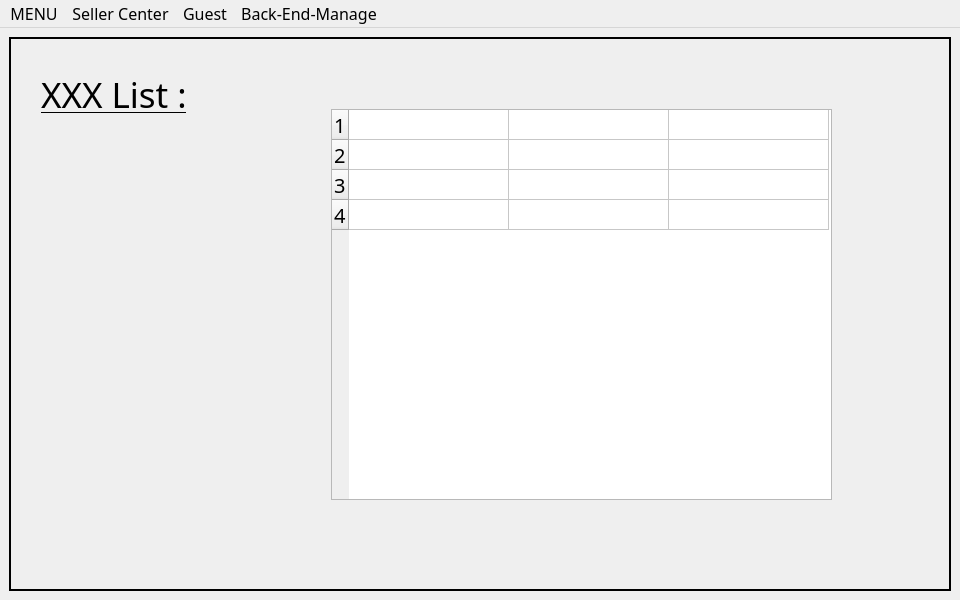
Qt form mainwindow.ui (freefrit/AOOP_DogeShop) before a commit.
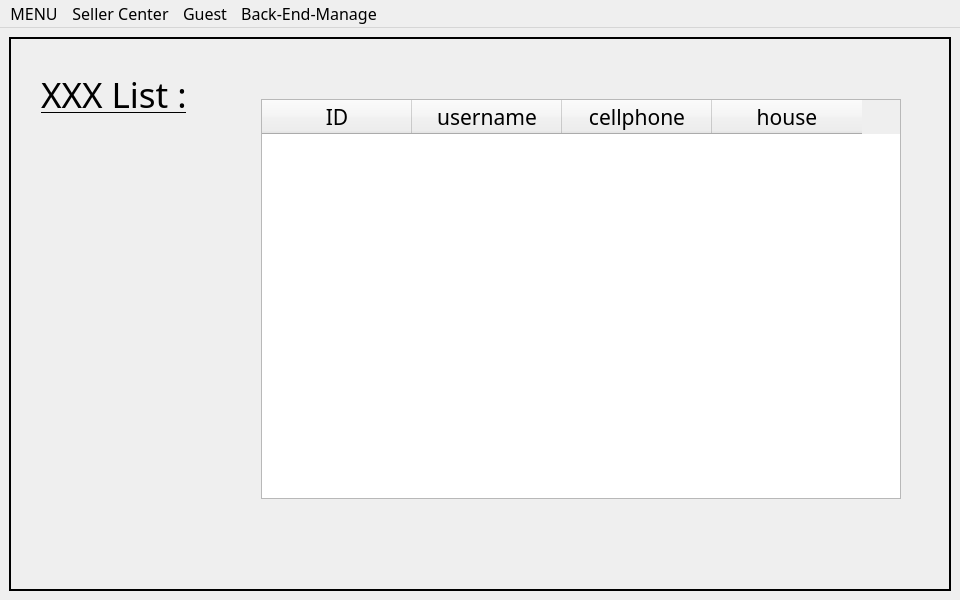
The same form after that commit.

Patch:
```diff
--- a/mainwindow.ui
+++ b/mainwindow.ui
@@ -784,16 +784,16 @@
        <widget class="QTableWidget" name="tableWidget_C_S_list">
         <property name="geometry">
          <rect>
-          <x>320</x>
-          <y>70</y>
-          <width>501</width>
-          <height>391</height>
+          <x>250</x>
+          <y>60</y>
+          <width>640</width>
+          <height>400</height>
          </rect>
         </property>
         <property name="font">
          <font>
           <family>Agency FB</family>
-          <pointsize>15</pointsize>
+          <pointsize>16</pointsize>
          </font>
         </property>
         <property name="verticalScrollBarPolicy">
@@ -818,7 +818,7 @@
          <bool>true</bool>
         </property>
         <attribute name="horizontalHeaderVisible">
-         <bool>false</bool>
+         <bool>true</bool>
         </attribute>
         <attribute name="horizontalHeaderCascadingSectionResizes">
          <bool>false</bool>
@@ -827,47 +827,68 @@
          <number>40</number>
         </attribute>
         <attribute name="horizontalHeaderDefaultSectionSize">
-         <number>160</number>
+         <number>150</number>
         </attribute>
         <attribute name="horizontalHeaderHighlightSections">
          <bool>true</bool>
         </attribute>
+        <attribute name="verticalHeaderVisible">
+         <bool>true</bool>
+        </attribute>
+        <attribute name="verticalHeaderCascadingSectionResizes">
+         <bool>true</bool>
+        </attribute>
+        <attribute name="verticalHeaderMinimumSectionSize">
+         <number>40</number>
+        </attribute>
+        <attribute name="verticalHeaderDefaultSectionSize">
+         <number>40</number>
+        </attribute>
         <attribute name="verticalHeaderShowSortIndicator" stdset="0">
-         <bool>true</bool>
+         <bool>false</bool>
         </attribute>
-        <row>
-         <property name="text">
-          <string>1</string>
-         </property>
-        </row>
-        <row>
-         <property name="text">
-          <string>2</string>
-         </property>
-        </row>
-        <row>
-         <property name="text">
-          <string>3</string>
-         </property>
-        </row>
-        <row>
-         <property name="text">
-          <string>4</string>
-         </property>
-        </row>
         <column>
          <property name="text">
           <string>ID</string>
          </property>
+         <property name="font">
+          <font>
+           <family>Agency FB</family>
+           <pointsize>16</pointsize>
+          </font>
+         </property>
         </column>
         <column>
          <property name="text">
           <string>username</string>
          </property>
+         <property name="font">
+          <font>
+           <family>Agency FB</family>
+           <pointsize>16</pointsize>
+          </font>
+         </property>
         </column>
         <column>
          <property name="text">
           <string>cellphone</string>
+         </property>
+         <property name="font">
+          <font>
+           <family>Agency FB</family>
+           <pointsize>16</pointsize>
+          </font>
+         </property>
+        </column>
+        <column>
+         <property name="text">
+          <string>house</string>
+         </property>
+         <property name="font">
+          <font>
+           <family>Agency FB</family>
+           <pointsize>16</pointsize>
+          </font>
          </property>
         </column>
        </widget>
```
Left out of the diff: 5 changed lines with no effect on the pictures.
